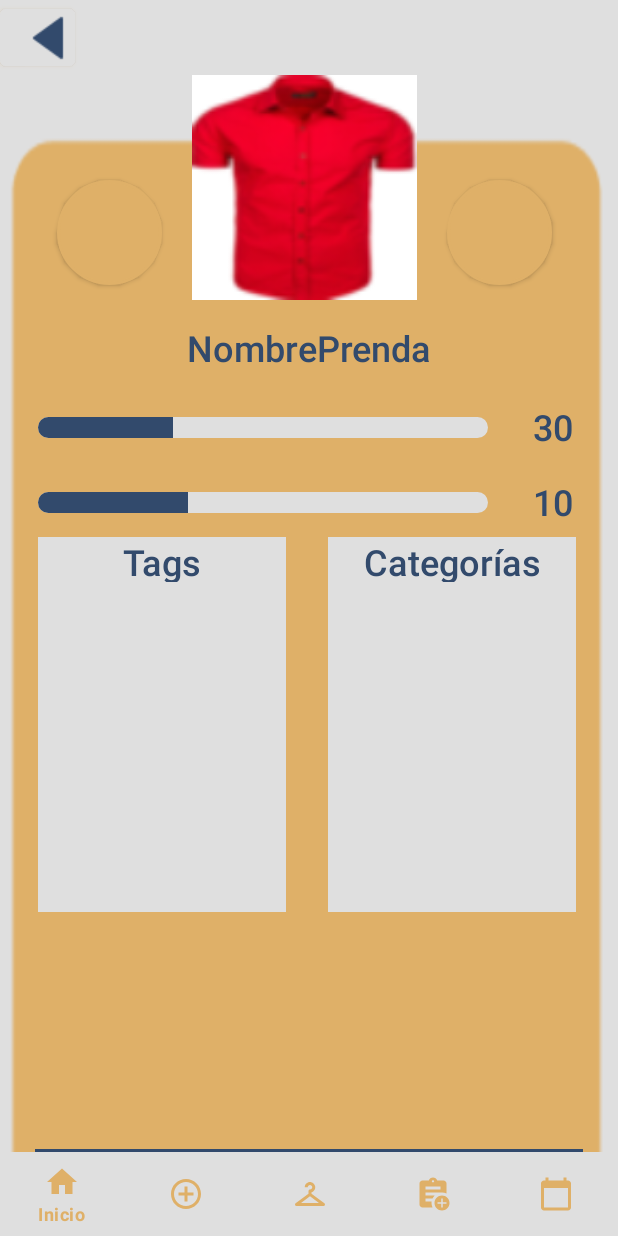
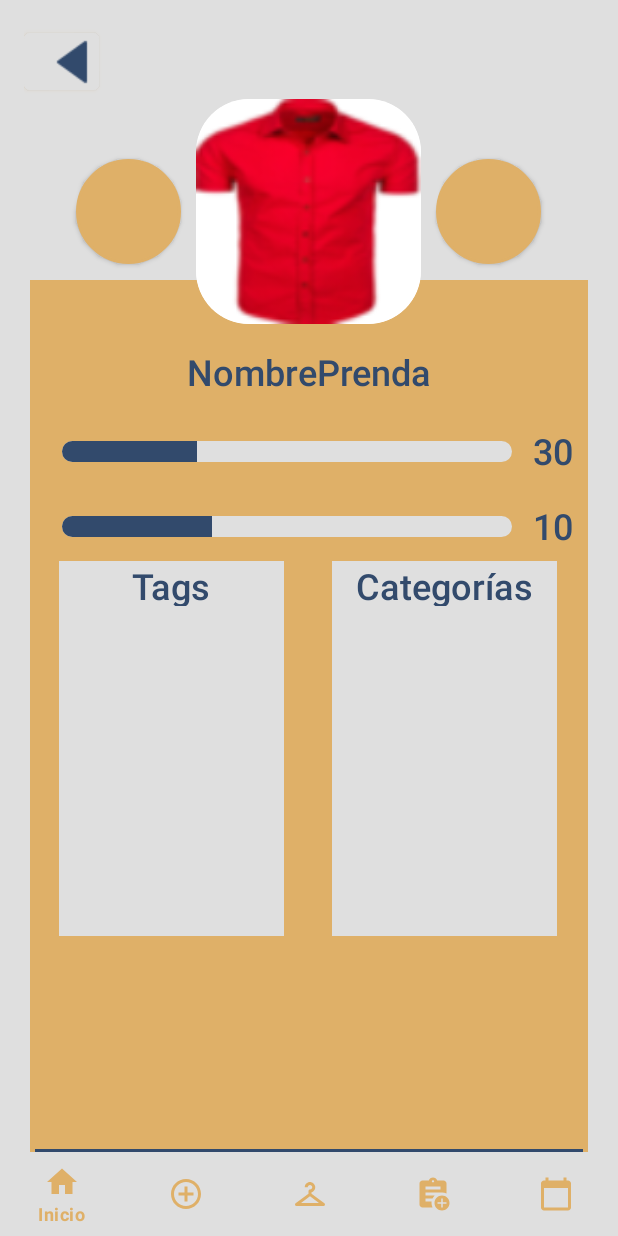
Before and after one commit to Morales241/ProyectoFinalAppsMoviles, an Android app: the DetallePrenda screen opened through its navigation route, on a phone screen of 412 x 824 dp. Run offline under Robolectric (Android 15) with nearby library versions, the phone set to English and light mode, and no system bars; our stand-ins replace navigation-ui.

Commit message:
actualizacion de detalles
se corrigieron los detalles visuales de la pantalla, detalle de prenda y el ropero

```diff
--- /dev/null
+++ b/ClosetVitual/app/src/main/res/drawable/imagenfondo.xml
@@ -0,0 +1,4 @@
+<shape xmlns:android="http://schemas.android.com/apk/res/android">
+    <solid android:color="#FFFFFF"/>
+    <corners android:radius="35dp"/>
+</shape>
--- a/ClosetVitual/app/src/main/res/layout/fragment_detalle_prenda.xml
+++ b/ClosetVitual/app/src/main/res/layout/fragment_detalle_prenda.xml
@@ -1,13 +1,39 @@
 <?xml version="1.0" encoding="utf-8"?>
-<LinearLayout xmlns:android="http://schemas.android.com/apk/res/android"
+<FrameLayout xmlns:android="http://schemas.android.com/apk/res/android"
     xmlns:app="http://schemas.android.com/apk/res-auto"
     xmlns:tools="http://schemas.android.com/tools"
+    android:layout_width="match_parent"
+    android:layout_height="match_parent"
+    android:background="@color/grisClaro"
+    tools:context=".ui.DetallePrenda.DetallePrenda">
+
+    <LinearLayout
+        android:id="@+id/fondoColores"
+        android:layout_width="match_parent"
+        android:layout_height="match_parent"
+        android:orientation="vertical">
+
+        <View
+            android:layout_width="match_parent"
+            android:layout_height="0dp"
+            android:layout_weight="1"
+            android:background="@color/grisClaro" />
+
+        <!-- Parte inferior de otro color -->
+        <View
+            android:layout_width="match_parent"
+            android:layout_height="450dp"
+            android:layout_marginHorizontal="20dp"
+            android:layout_weight="1"
+            android:background="@color/mostaza" />
+    </LinearLayout>
+
+    <LinearLayout
         android:id="@+id/layoutPrincipal"
         android:layout_width="match_parent"
         android:layout_height="match_parent"
-    android:background="@drawable/fondoetalleprenda"
         android:orientation="vertical"
-    tools:context=".ui.DetallePrenda.DetallePrenda">
+        android:padding="16dp">
 
         <Button
             android:id="@+id/btnRegresarAropero"
@@ -23,6 +49,7 @@
             android:id="@+id/layoutSuperior"
             android:layout_width="match_parent"
             android:layout_height="wrap_content"
+            android:gravity="center"
             android:orientation="horizontal">
 
             <Button
@@ -31,25 +58,26 @@
                 android:layout_height="70dp"
                 android:background="@drawable/bonton_obalado"
                 android:backgroundTint="@color/azulOscuro"
-            android:layout_marginTop="70dp"
-            android:layout_marginLeft="38dp"
                 android:importantForAccessibility="no" />
 
             <ImageView
                 android:id="@+id/imagenPrenda"
                 android:layout_width="150dp"
                 android:layout_height="150dp"
-            android:background="@drawable/bonton_obalado"
+                android:layout_marginHorizontal="10dp"
+                android:layout_gravity="center"
                 android:src="@drawable/camisa_roja"
-            android:layout_marginLeft="20dp" />
+                android:scaleType="centerCrop"
+                android:clipToOutline="true"
+                android:background="@drawable/imagenfondo"/>
+
+
 
             <Button
                 android:id="@+id/btnDerecho"
                 android:layout_width="70dp"
                 android:layout_height="70dp"
                 android:background="@drawable/bonton_obalado"
-            android:layout_marginTop="70dp"
-            android:layout_marginLeft="20dp"
                 android:importantForAccessibility="no" />
         </LinearLayout>
 
@@ -57,12 +85,12 @@
             android:id="@+id/txtNombrePrenda"
             android:layout_width="match_parent"
             android:layout_height="wrap_content"
+            android:layout_marginTop="15dp"
+            android:fontFamily="sans-serif-medium"
             android:text="NombrePrenda"
             android:textAlignment="center"
-        android:layout_marginTop="15dp"
-        android:textSize="24dp"
             android:textColor="@color/azulOscuro"
-        android:fontFamily="sans-serif-medium" />
+            android:textSize="24sp" />
 
         <LinearLayout
             android:id="@+id/layoutProgreso"
@@ -76,22 +104,22 @@
                 style="@style/Widget.AppCompat.ProgressBar.Horizontal"
                 android:layout_width="300dp"
                 android:layout_height="14dp"
+                android:layout_marginLeft="25dp"
+                android:layout_marginTop="10dp"
+                android:importantForAccessibility="no"
                 android:max="100"
                 android:progress="30"
-            android:progressDrawable="@drawable/barra_de_progreso"
-            android:importantForAccessibility="no"
-            android:layout_marginLeft="25dp"
-            android:layout_marginTop="10dp" />
+                android:progressDrawable="@drawable/barra_de_progreso" />
 
             <TextView
                 android:id="@+id/txtProgreso"
                 android:layout_width="match_parent"
                 android:layout_height="30dp"
+                android:fontFamily="sans-serif-medium"
                 android:text="30"
                 android:textAlignment="center"
-            android:textSize="24dp"
                 android:textColor="@color/azulOscuro"
-            android:fontFamily="sans-serif-medium" />
+                android:textSize="24dp" />
         </LinearLayout>
 
         <LinearLayout
@@ -106,46 +134,46 @@
                 style="@style/Widget.AppCompat.ProgressBar.Horizontal"
                 android:layout_width="300dp"
                 android:layout_height="14dp"
+                android:layout_marginLeft="25dp"
+                android:layout_marginTop="10dp"
+                android:importantForAccessibility="no"
                 android:max="30"
                 android:progress="10"
-            android:progressDrawable="@drawable/barra_de_progreso"
-            android:importantForAccessibility="no"
-            android:layout_marginLeft="25dp"
-            android:layout_marginTop="10dp" />
+                android:progressDrawable="@drawable/barra_de_progreso" />
 
             <TextView
                 android:id="@+id/txtProgresoMes"
                 android:layout_width="match_parent"
                 android:layout_height="30dp"
+                android:fontFamily="sans-serif-medium"
                 android:text="10"
                 android:textAlignment="center"
-            android:textSize="24dp"
                 android:textColor="@color/azulOscuro"
-            android:fontFamily="sans-serif-medium" />
+                android:textSize="24dp" />
         </LinearLayout>
 
         <LinearLayout
             android:id="@+id/layoutTagsCategorias"
-        android:layout_width="match_parent"
+            android:layout_width="395dp"
             android:layout_height="250dp"
             android:layout_marginTop="10dp"
             android:orientation="horizontal">
 
             <LinearLayout
                 android:id="@+id/layoutTags"
-            android:layout_width="165dp"
+                android:layout_width="150dp"
                 android:layout_height="match_parent"
-            android:orientation="vertical"
-            android:layout_marginLeft="25dp">
+                android:layout_marginLeft="23dp"
+                android:orientation="vertical">
 
                 <TextView
                     android:id="@+id/txtTags"
                     android:layout_width="match_parent"
                     android:layout_height="30dp"
+                    android:background="@color/grisClaro"
                     android:fontFamily="sans-serif-medium"
                     android:text="Tags"
                     android:textAlignment="center"
-                android:background="@color/grisClaro"
                     android:textColor="@color/azulOscuro"
                     android:textSize="24dp" />
 
@@ -158,19 +186,19 @@
 
             <LinearLayout
                 android:id="@+id/layoutCategorias"
-            android:layout_width="165dp"
+                android:layout_width="150dp"
                 android:layout_height="match_parent"
-            android:orientation="vertical"
-            android:layout_marginLeft="28dp">
+                android:layout_marginLeft="32dp"
+                android:orientation="vertical">
 
                 <TextView
                     android:id="@+id/txtCategorias"
                     android:layout_width="match_parent"
                     android:layout_height="30dp"
+                    android:background="@color/grisClaro"
                     android:fontFamily="sans-serif-medium"
                     android:text="Categorías"
                     android:textAlignment="center"
-                android:background="@color/grisClaro"
                     android:textColor="@color/azulOscuro"
                     android:textSize="24dp" />
 
@@ -182,3 +210,4 @@
             </LinearLayout>
         </LinearLayout>
     </LinearLayout>
+</FrameLayout>
--- a/ClosetVitual/app/src/main/res/layout/prenda.xml
+++ b/ClosetVitual/app/src/main/res/layout/prenda.xml
@@ -11,9 +11,8 @@
             android:id="@+id/imgPrenda"
             android:layout_width="100dp"
             android:layout_height="100dp"
-            android:background="@color/grisMasClaro"
+            android:background="@drawable/imagenfondo"
             android:layout_gravity="center"
-            android:layout_marginLeft="10dp"
-            />
+            android:layout_marginLeft="10dp" />
     </LinearLayout>
 </LinearLayout>
```
Also changed, not shown: ClosetVitual/app/src/main/java/morales/jesus/closetvitual/ui/Ropero/Ropero.kt (+41 -68 lines), ClosetVitual/app/src/main/res/layout/fragment_ropero.xml (+3 -5 lines), ClosetVitual/app/src/main/res/layout/outfit.xml (+7 -11 lines). Lines whose indentation alone changed are shown as unchanged.
